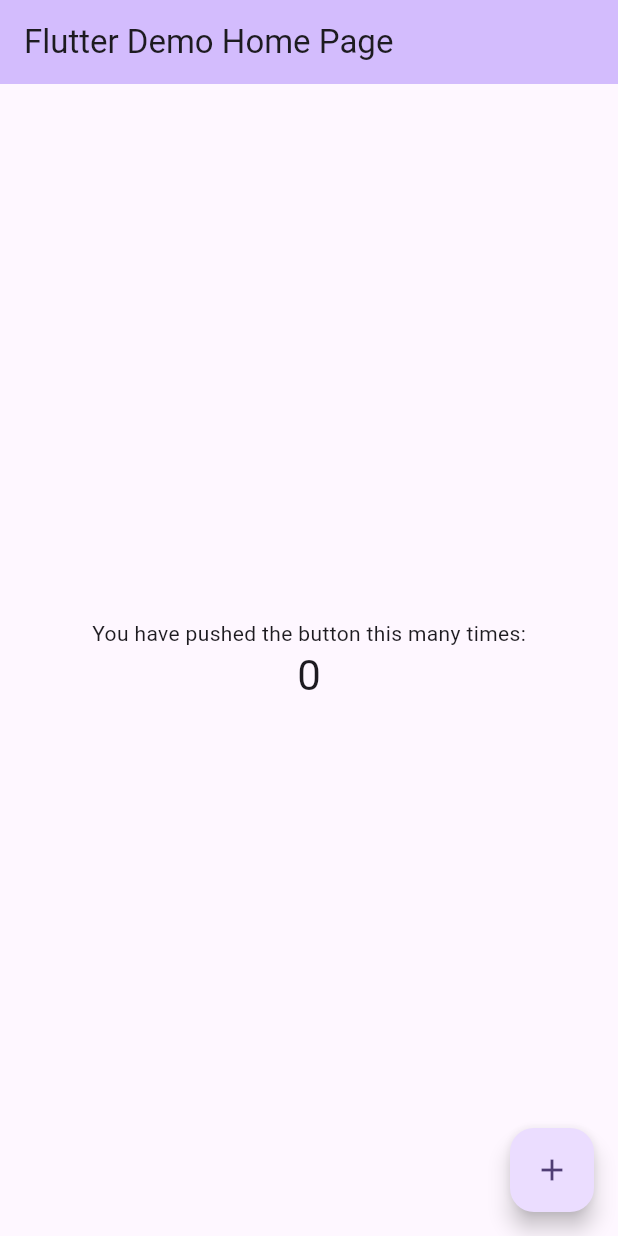
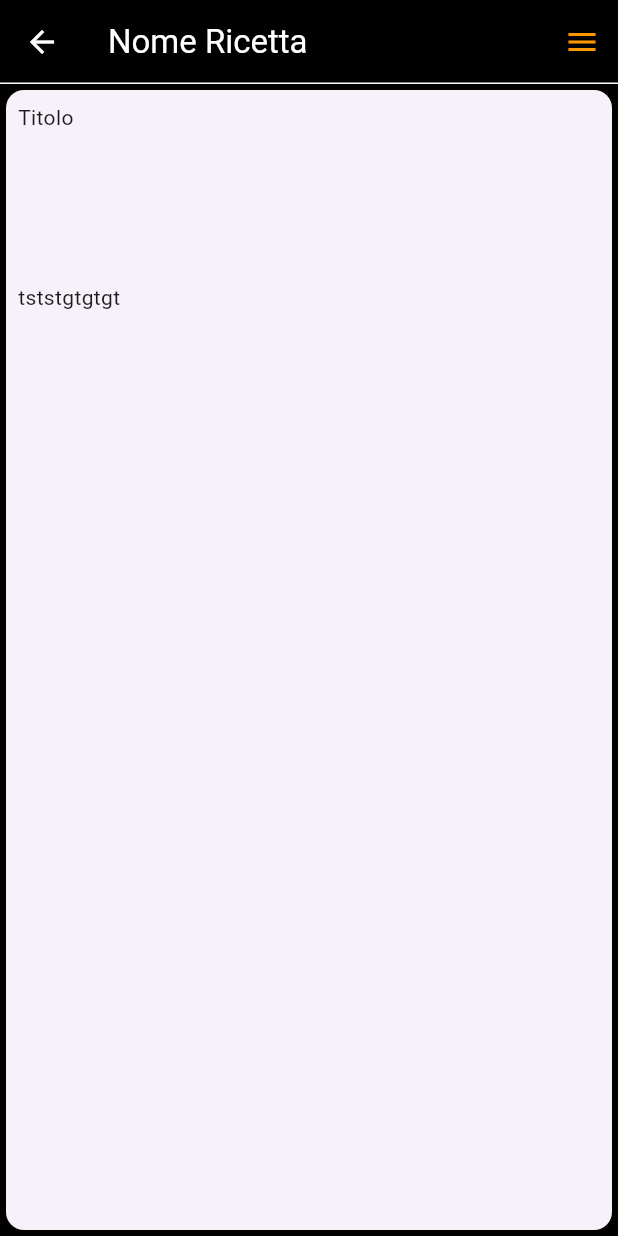
Before and after one commit to iamloll/Lavoro_Gruppo_Flutter_Vem_LA, a Flutter app: the screen it shows after launch, on a phone screen of 412 x 824 dp. Run offline on Flutter 3.47's test engine with Material 3 defaults, Android fonts, the phone set to English and light mode, and no system bars; our stand-ins replace accordion.

Commit message:
Add Appbar for recipe detail

```diff
--- a/zdor_app/lib/main.dart
+++ b/zdor_app/lib/main.dart
@@ -1,125 +1,30 @@
+import 'package:flutter/material.dart';
+import 'package:accordion/accordion.dart';
+import 'package:accordion/controllers.dart';
 import 'package:flutter/material.dart';
 
+import 'widgets/recipe_detail_screen.dart';
+//import 'package:get/get.dart';
+
 void main() {
-  runApp(const MyApp());
+  runApp(MaterialApp(
+    debugShowCheckedModeBanner: false,
+    home: SafeArea(child: HomeScreen()),
+  ));
 }
 
-class MyApp extends StatelessWidget {
-  const MyApp({super.key});
+class HomeScreen extends StatelessWidget {
+  const HomeScreen({Key? key}) : super(key: key);
 
-  // This widget is the root of your application.
   @override
   Widget build(BuildContext context) {
     return MaterialApp(
-      title: 'Flutter Demo',
+      debugShowCheckedModeBanner: false,
+      title: 'ZdorApp',
       theme: ThemeData(
-        // This is the theme of your application.
-        //
-        // TRY THIS: Try running your application with "flutter run". You'll see
-        // the application has a purple toolbar. Then, without quitting the app,
-        // try changing the seedColor in the colorScheme below to Colors.green
-        // and then invoke "hot reload" (save your changes or press the "hot
-        // reload" button in a Flutter-supported IDE, or press "r" if you used
-        // the command line to start the app).
-        //
-        // Notice that the counter didn't reset back to zero; the application
-        // state is not lost during the reload. To reset the state, use hot
-        // restart instead.
-        //
-        // This works for code too, not just values: Most code changes can be
-        // tested with just a hot reload.
-        colorScheme: ColorScheme.fromSeed(seedColor: Colors.deepPurple),
-        useMaterial3: true,
+        primarySwatch: Colors.orange,
       ),
-      home: const MyHomePage(title: 'Flutter Demo Home Page'),
+      home: const RecipeDetailScreen(),
     );
   }
 }
-
-class MyHomePage extends StatefulWidget {
-  const MyHomePage({super.key, required this.title});
-
-  // This widget is the home page of your application. It is stateful, meaning
-  // that it has a State object (defined below) that contains fields that affect
-  // how it looks.
-
-  // This class is the configuration for the state. It holds the values (in this
-  // case the title) provided by the parent (in this case the App widget) and
-  // used by the build method of the State. Fields in a Widget subclass are
-  // always marked "final".
-
-  final String title;
-
-  @override
-  State<MyHomePage> createState() => _MyHomePageState();
-}
-
-class _MyHomePageState extends State<MyHomePage> {
-  int _counter = 0;
-
-  void _incrementCounter() {
-    setState(() {
-      // This call to setState tells the Flutter framework that something has
-      // changed in this State, which causes it to rerun the build method below
-      // so that the display can reflect the updated values. If we changed
-      // _counter without calling setState(), then the build method would not be
-      // called again, and so nothing would appear to happen.
-      _counter++;
-    });
-  }
-
-  @override
-  Widget build(BuildContext context) {
-    // This method is rerun every time setState is called, for instance as done
-    // by the _incrementCounter method above.
-    //
-    // The Flutter framework has been optimized to make rerunning build methods
-    // fast, so that you can just rebuild anything that needs updating rather
-    // than having to individually change instances of widgets.
-    return Scaffold(
-      appBar: AppBar(
-        // TRY THIS: Try changing the color here to a specific color (to
-        // Colors.amber, perhaps?) and trigger a hot reload to see the AppBar
-        // change color while the other colors stay the same.
-        backgroundColor: Theme.of(context).colorScheme.inversePrimary,
-        // Here we take the value from the MyHomePage object that was created by
-        // the App.build method, and use it to set our appbar title.
-        title: Text(widget.title),
-      ),
-      body: Center(
-        // Center is a layout widget. It takes a single child and positions it
-        // in the middle of the parent.
-        child: Column(
-          // Column is also a layout widget. It takes a list of children and
-          // arranges them vertically. By default, it sizes itself to fit its
-          // children horizontally, and tries to be as tall as its parent.
-          //
-          // Column has various properties to control how it sizes itself and
-          // how it positions its children. Here we use mainAxisAlignment to
-          // center the children vertically; the main axis here is the vertical
-          // axis because Columns are vertical (the cross axis would be
-          // horizontal).
-          //
-          // TRY THIS: Invoke "debug painting" (choose the "Toggle Debug Paint"
-          // action in the IDE, or press "p" in the console), to see the
-          // wireframe for each widget.
-          mainAxisAlignment: MainAxisAlignment.center,
-          children: <Widget>[
-            const Text(
-              'You have pushed the button this many times:',
-            ),
-            Text(
-              '$_counter',
-              style: Theme.of(context).textTheme.headlineMedium,
-            ),
-          ],
-        ),
-      ),
-      floatingActionButton: FloatingActionButton(
-        onPressed: _incrementCounter,
-        tooltip: 'Increment',
-        child: const Icon(Icons.add),
-      ), // This trailing comma makes auto-formatting nicer for build methods.
-    );
-  }
-}
--- /dev/null
+++ b/zdor_app/lib/widgets/recipe_detail_screen.dart
@@ -0,0 +1,148 @@
+import 'package:accordion/accordion.dart';
+import 'package:accordion/controllers.dart';
+import 'package:flutter/material.dart';
+//import 'package:zdor_app/main.dart';
+
+import 'menu_accordion_options.dart';
+
+class RecipeDetailScreen extends StatelessWidget
+{
+  static const headerStyle = TextStyle(
+      color: Color.fromARGB(255, 255, 255, 255), fontSize: 18, fontWeight: FontWeight.bold);
+  const RecipeDetailScreen({super.key});
+
+  @override
+  build(context) => Scaffold(
+        backgroundColor: Color.fromARGB(255, 1, 1, 1),
+
+        appBar: AppBar(
+          backgroundColor: Color.fromARGB(255, 1, 1, 1),
+          shape: Border(
+            bottom: BorderSide(
+              color: Colors.white,
+              width: 1
+            )
+          ),
+
+          //Go back button
+          leading: Builder(
+            builder: (BuildContext context) {
+              return IconButton(
+                icon: const Icon(Icons.arrow_back, color: Colors.white,),
+                onPressed: () {
+
+                },
+                tooltip: MaterialLocalizations.of(context).openAppDrawerTooltip,
+              );
+            },
+          ),
+          title: const Text('Nome Ricetta', style: TextStyle(color: Colors.white),),
+
+          //App bar menu
+          actions: <Widget>[
+            //menuAccordion(headerStyle: headerStyle)
+            PopupMenuButton(icon: Icon(Icons.menu, color: Colors.orange,),itemBuilder: (context) {
+              return [
+                PopupMenuItem(
+                  child: Text("Modifica"),
+                  onTap: () {
+                  },
+                ),
+                PopupMenuItem(
+                  child: Text("Cancella"),
+                  onTap: () {
+                  },
+                ),
+                PopupMenuItem(
+                  child: Text("Condividi"),
+                  onTap: () {
+                  },
+                ),
+                PopupMenuItem(
+                  child: Text("Salva"),
+                  onTap: () {
+                  },
+                ),
+              ];
+            })
+          ]
+        ),
+
+        //Accordion menu
+        body: recipeDetail(),
+  );
+}
+
+
+class recipeDetail extends StatefulWidget {
+  const recipeDetail({
+    super.key,
+    //required this.r,
+  });
+
+  @override
+  State<recipeDetail> createState() => _recipeDetailState();
+}
+
+class _recipeDetailState extends State<recipeDetail> {
+  @override
+  Widget build(BuildContext context) {
+    return Card(
+      child: Padding(
+        padding: EdgeInsets.all(8.0),
+        child: Column(
+          // mainAxisAlignment: MainAxisAlignment.spaceEvenly,
+          children: [
+            Row(
+              children: [Text("Titolo")],
+            ),
+            SizedBox(
+              width: 100,
+              height: 100,
+            ),
+            Row(
+              crossAxisAlignment: CrossAxisAlignment.start,
+              children: [Text("tsts"), Text("tgtgtgt")],
+            ),
+          ],
+        ),
+      ),
+    );
+  }
+}
+
+// class menuAccordion extends StatelessWidget {
+//   const menuAccordion({
+//     super.key,
+//     required this.headerStyle,
+//   });
+
+//   final TextStyle headerStyle;
+
+//   @override
+//   Widget build(BuildContext context) {
+//     return Accordion(
+//       paddingListHorizontal: 130,
+//       headerBackgroundColor: Colors.transparent,
+//       //headerBorderColorOpened: Colors.orange,
+//       headerBorderWidth: 1,
+//       headerBackgroundColorOpened: Colors.transparent,
+//       contentBackgroundColor: Color.fromARGB(255, 1, 1, 1),
+//       contentBorderColor: Colors.orange,
+//       scaleWhenAnimating: true,
+//       openAndCloseAnimation: true,
+//       headerPadding:
+//           const EdgeInsets.symmetric(vertical: 8, horizontal: 8),
+//       sectionOpeningHapticFeedback: SectionHapticFeedback.heavy,
+//       sectionClosingHapticFeedback: SectionHapticFeedback.light,
+//       children: [
+//         AccordionSection(
+//           isOpen: false,
+//           rightIcon: const Icon(Icons.menu, color: Colors.orange),
+//           header: Text('', style: headerStyle),
+//           content: const menuAccordionOptions(),
+//         ),
+//       ],
+//     );
+//   }
+// }
--- a/zdor_app/pubspec.yaml
+++ b/zdor_app/pubspec.yaml
@@ -35,6 +35,7 @@ dependencies:
   # The following adds the Cupertino Icons font to your application.
   # Use with the CupertinoIcons class for iOS style icons.
   cupertino_icons: ^1.0.6
+  accordion: ^2.6.0
 
 dev_dependencies:
   flutter_test:
```
Also changed, not shown: zdor_app/lib/widgets/menu_accordion_options.dart (added, +43 -0 lines), zdor_app/pubspec.lock, 1 other file.
